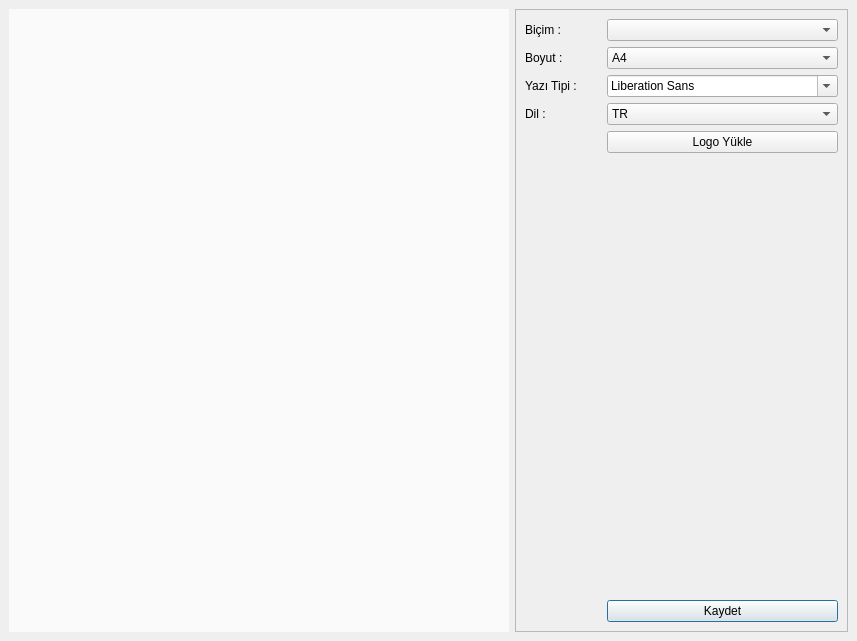
Above: press_v4/editreport.ui from silozd/presstest_control_app before the change. Below: the same form after it.
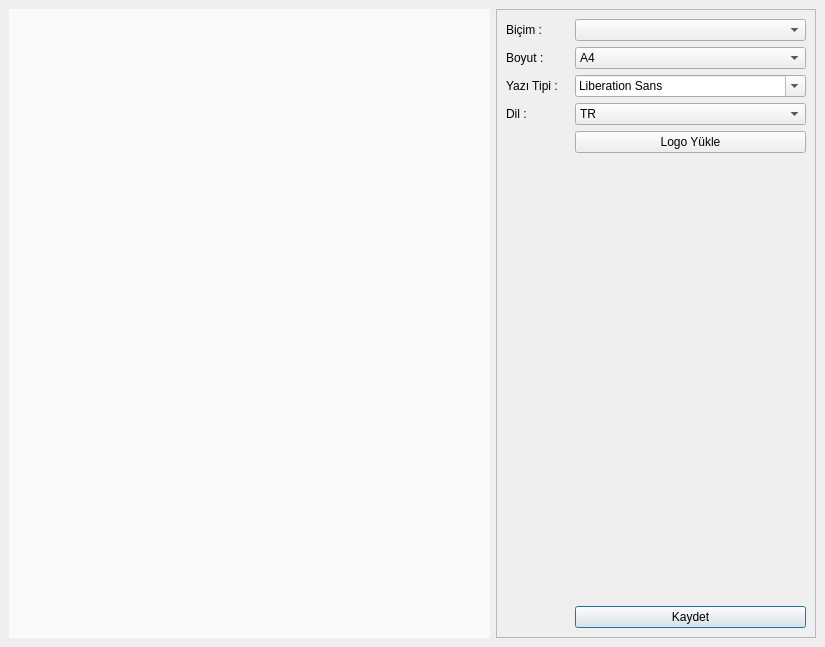
That is the form after the change.

```diff
--- a/press_v4/editreport.ui
+++ b/press_v4/editreport.ui
@@ -6,8 +6,8 @@
    <rect>
     <x>0</x>
     <y>0</y>
-    <width>857</width>
-    <height>641</height>
+    <width>825</width>
+    <height>647</height>
    </rect>
   </property>
   <property name="windowTitle">
@@ -42,8 +42,8 @@
           <rect>
            <x>0</x>
            <y>0</y>
-           <width>331</width>
-           <height>621</height>
+           <width>318</width>
+           <height>627</height>
           </rect>
          </property>
          <layout class="QGridLayout" name="gridLayout_2" columnstretch="1,1">
```
